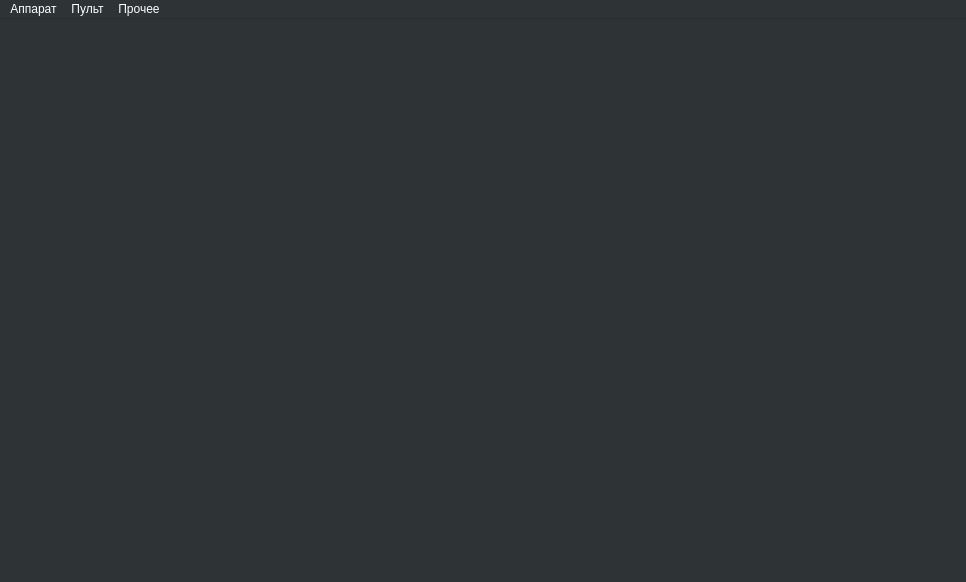
hydronautics-team/PoolsideGUI, file mainwindow.ui: the form before one commit.
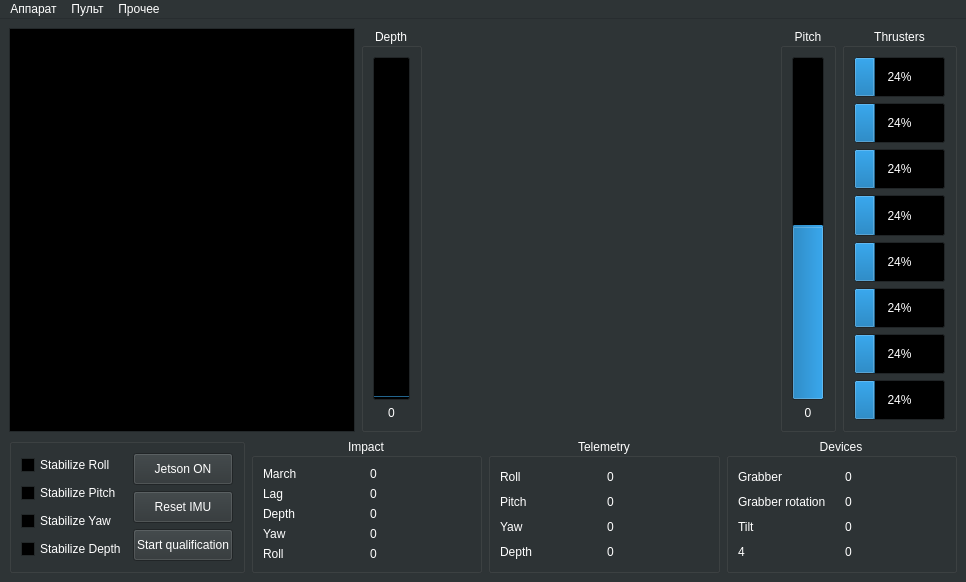
The form after the commit. The open tabs and pages were chosen to show the change. Custom widgets are drawn as their Qt base class.

What changed in the file:
```diff
--- a/mainwindow.ui
+++ b/mainwindow.ui
@@ -456,17 +456,600 @@
    <string>MainWindow</string>
   </property>
   <widget class="QWidget" name="centralwidget">
-   <layout class="QVBoxLayout" name="verticalLayout">
+   <layout class="QVBoxLayout" name="verticalLayout_9">
     <item>
-     <widget class="QStackedWidget" name="stackedWidget">
-      <property name="currentIndex">
-       <number>0</number>
-      </property>
-      <widget class="ROVModeWidget" name="pageROVMode"/>
-      <widget class="QWidget" name="pageAUVMode">
-       <layout class="QVBoxLayout" name="verticalLayout_10"/>
-      </widget>
-     </widget>
+     <layout class="QHBoxLayout" name="horizontalLayout_2">
+      <item>
+       <widget class="QGraphicsView" name="vehiclePic">
+        <property name="sizePolicy">
+         <sizepolicy hsizetype="Preferred" vsizetype="Expanding">
+          <horstretch>0</horstretch>
+          <verstretch>0</verstretch>
+         </sizepolicy>
+        </property>
+       </widget>
+      </item>
+      <item>
+       <widget class="QGroupBox" name="groupBox_3">
+        <property name="sizePolicy">
+         <sizepolicy hsizetype="Fixed" vsizetype="Preferred">
+          <horstretch>0</horstretch>
+          <verstretch>0</verstretch>
+         </sizepolicy>
+        </property>
+        <property name="title">
+         <string>Depth</string>
+        </property>
+        <property name="alignment">
+         <set>Qt::AlignCenter</set>
+        </property>
+        <layout class="QVBoxLayout" name="verticalLayout_10">
+         <item>
+          <widget class="QProgressBar" name="depthBar">
+           <property name="sizePolicy">
+            <sizepolicy hsizetype="Preferred" vsizetype="Expanding">
+             <horstretch>0</horstretch>
+             <verstretch>0</verstretch>
+            </sizepolicy>
+           </property>
+           <property name="maximum">
+            <number>10</number>
+           </property>
+           <property name="value">
+            <number>0</number>
+           </property>
+           <property name="alignment">
+            <set>Qt::AlignCenter</set>
+           </property>
+           <property name="orientation">
+            <enum>Qt::Vertical</enum>
+           </property>
+           <property name="invertedAppearance">
+            <bool>false</bool>
+           </property>
+           <property name="textDirection">
+            <enum>QProgressBar::TopToBottom</enum>
+           </property>
+           <property name="format">
+            <string>%p%</string>
+           </property>
+          </widget>
+         </item>
+         <item>
+          <widget class="QLabel" name="depthLabel">
+           <property name="text">
+            <string>0</string>
+           </property>
+           <property name="alignment">
+            <set>Qt::AlignCenter</set>
+           </property>
+          </widget>
+         </item>
+        </layout>
+       </widget>
+      </item>
+      <item>
+       <widget class="PicFrame" name="compassFrame" native="true"/>
+      </item>
+      <item>
+       <widget class="QGroupBox" name="groupBox_5">
+        <property name="sizePolicy">
+         <sizepolicy hsizetype="Fixed" vsizetype="Preferred">
+          <horstretch>0</horstretch>
+          <verstretch>0</verstretch>
+         </sizepolicy>
+        </property>
+        <property name="title">
+         <string>Pitch</string>
+        </property>
+        <property name="alignment">
+         <set>Qt::AlignCenter</set>
+        </property>
+        <layout class="QVBoxLayout" name="verticalLayout_11">
+         <item>
+          <widget class="QProgressBar" name="pitchBar">
+           <property name="sizePolicy">
+            <sizepolicy hsizetype="Preferred" vsizetype="Expanding">
+             <horstretch>0</horstretch>
+             <verstretch>0</verstretch>
+            </sizepolicy>
+           </property>
+           <property name="minimum">
+            <number>-180</number>
+           </property>
+           <property name="maximum">
+            <number>180</number>
+           </property>
+           <property name="value">
+            <number>0</number>
+           </property>
+           <property name="alignment">
+            <set>Qt::AlignCenter</set>
+           </property>
+           <property name="orientation">
+            <enum>Qt::Vertical</enum>
+           </property>
+          </widget>
+         </item>
+         <item>
+          <widget class="QLabel" name="pitchLabel">
+           <property name="text">
+            <string>0</string>
+           </property>
+           <property name="alignment">
+            <set>Qt::AlignCenter</set>
+           </property>
+          </widget>
+         </item>
+        </layout>
+       </widget>
+      </item>
+      <item>
+       <widget class="QGroupBox" name="barGroupBox">
+        <property name="sizePolicy">
+         <sizepolicy hsizetype="Fixed" vsizetype="Preferred">
+          <horstretch>0</horstretch>
+          <verstretch>0</verstretch>
+         </sizepolicy>
+        </property>
+        <property name="title">
+         <string>Thrusters</string>
+        </property>
+        <property name="alignment">
+         <set>Qt::AlignCenter</set>
+        </property>
+        <layout class="QVBoxLayout" name="verticalLayout_3">
+         <item>
+          <widget class="QProgressBar" name="thrusterBar0">
+           <property name="sizePolicy">
+            <sizepolicy hsizetype="Expanding" vsizetype="Preferred">
+             <horstretch>0</horstretch>
+             <verstretch>0</verstretch>
+            </sizepolicy>
+           </property>
+           <property name="value">
+            <number>24</number>
+           </property>
+          </widget>
+         </item>
+         <item>
+          <widget class="QProgressBar" name="thrusterBar1">
+           <property name="sizePolicy">
+            <sizepolicy hsizetype="Expanding" vsizetype="Preferred">
+             <horstretch>0</horstretch>
+             <verstretch>0</verstretch>
+            </sizepolicy>
+           </property>
+           <property name="value">
+            <number>24</number>
+           </property>
+          </widget>
+         </item>
+         <item>
+          <widget class="QProgressBar" name="thrusterBar2">
+           <property name="sizePolicy">
+            <sizepolicy hsizetype="Expanding" vsizetype="Preferred">
+             <horstretch>0</horstretch>
+             <verstretch>0</verstretch>
+            </sizepolicy>
+           </property>
+           <property name="value">
+            <number>24</number>
+           </property>
+          </widget>
+         </item>
+         <item>
+          <widget class="QProgressBar" name="thrusterBar3">
+           <property name="sizePolicy">
+            <sizepolicy hsizetype="Expanding" vsizetype="Preferred">
+             <horstretch>0</horstretch>
+             <verstretch>0</verstretch>
+            </sizepolicy>
+           </property>
+           <property name="value">
+            <number>24</number>
+           </property>
+          </widget>
+         </item>
+         <item>
+          <widget class="QProgressBar" name="thrusterBar4">
+           <property name="sizePolicy">
+            <sizepolicy hsizetype="Expanding" vsizetype="Preferred">
+             <horstretch>0</horstretch>
+             <verstretch>0</verstretch>
+            </sizepolicy>
+           </property>
+           <property name="value">
+            <number>24</number>
+           </property>
+          </widget>
+         </item>
+         <item>
+          <widget class="QProgressBar" name="thrusterBar5">
+           <property name="sizePolicy">
+            <sizepolicy hsizetype="Expanding" vsizetype="Preferred">
+             <horstretch>0</horstretch>
+             <verstretch>0</verstretch>
+            </sizepolicy>
+           </property>
+           <property name="value">
+            <number>24</number>
+           </property>
+          </widget>
+         </item>
+         <item>
+          <widget class="QProgressBar" name="thrusterBar6">
+           <property name="sizePolicy">
+            <sizepolicy hsizetype="Expanding" vsizetype="Preferred">
+             <horstretch>0</horstretch>
+             <verstretch>0</verstretch>
+            </sizepolicy>
+           </property>
+           <property name="value">
+            <number>24</number>
+           </property>
+          </widget>
+         </item>
+         <item>
+          <widget class="QProgressBar" name="thrusterBar7">
+           <property name="sizePolicy">
+            <sizepolicy hsizetype="Expanding" vsizetype="Preferred">
+             <horstretch>0</horstretch>
+             <verstretch>0</verstretch>
+            </sizepolicy>
+           </property>
+           <property name="value">
+            <number>24</number>
+           </property>
+          </widget>
+         </item>
+        </layout>
+       </widget>
+      </item>
+     </layout>
+    </item>
+    <item>
+     <layout class="QHBoxLayout" name="horizontalLayout_6">
+      <item>
+       <widget class="QGroupBox" name="groupBox_2">
+        <property name="sizePolicy">
+         <sizepolicy hsizetype="Minimum" vsizetype="Minimum">
+          <horstretch>0</horstretch>
+          <verstretch>0</verstretch>
+         </sizepolicy>
+        </property>
+        <property name="title">
+         <string/>
+        </property>
+        <layout class="QVBoxLayout" name="verticalLayout">
+         <item>
+          <layout class="QHBoxLayout" name="horizontalLayout">
+           <item>
+            <layout class="QVBoxLayout" name="verticalLayout_20">
+             <item>
+              <widget class="QCheckBox" name="checkBoxStabilizeRoll">
+               <property name="text">
+                <string>Stabilize Roll</string>
+               </property>
+              </widget>
+             </item>
+             <item>
+              <widget class="QCheckBox" name="checkBoxStabilizePitch">
+               <property name="text">
+                <string>Stabilize Pitch</string>
+               </property>
+              </widget>
+             </item>
+             <item>
+              <widget class="QCheckBox" name="checkBoxStabilizeYaw">
+               <property name="text">
+                <string>Stabilize Yaw</string>
+               </property>
+              </widget>
+             </item>
+             <item>
+              <widget class="QCheckBox" name="checkBoxStabilizeDepth">
+               <property name="text">
+                <string>Stabilize Depth</string>
+               </property>
+              </widget>
+             </item>
+            </layout>
+           </item>
+           <item>
+            <layout class="QVBoxLayout" name="verticalLayout_21">
+             <item>
+              <widget class="QPushButton" name="pushButtonJetsonOnOff">
+               <property name="sizePolicy">
+                <sizepolicy hsizetype="Minimum" vsizetype="Minimum">
+                 <horstretch>0</horstretch>
+                 <verstretch>0</verstretch>
+                </sizepolicy>
+               </property>
+               <property name="text">
+                <string>Jetson ON</string>
+               </property>
+               <property name="checkable">
+                <bool>true</bool>
+               </property>
+              </widget>
+             </item>
+             <item>
+              <widget class="QPushButton" name="pushButtonResetIMU">
+               <property name="sizePolicy">
+                <sizepolicy hsizetype="Minimum" vsizetype="Minimum">
+                 <horstretch>0</horstretch>
+                 <verstretch>0</verstretch>
+                </sizepolicy>
+               </property>
+               <property name="text">
+                <string>Reset IMU</string>
+               </property>
+              </widget>
+             </item>
+             <item>
+              <widget class="QPushButton" name="pushButtonStartQualification">
+               <property name="sizePolicy">
+                <sizepolicy hsizetype="Minimum" vsizetype="Minimum">
+                 <horstretch>0</horstretch>
+                 <verstretch>0</verstretch>
+                </sizepolicy>
+               </property>
+               <property name="text">
+                <string>Start qualification</string>
+               </property>
+              </widget>
+             </item>
+            </layout>
+           </item>
+          </layout>
+         </item>
+        </layout>
+       </widget>
+      </item>
+      <item>
+       <widget class="QGroupBox" name="groupBox_9">
+        <property name="title">
+         <string>Impact</string>
+        </property>
+        <property name="alignment">
+         <set>Qt::AlignCenter</set>
+        </property>
+        <layout class="QHBoxLayout" name="horizontalLayout_9">
+         <item>
+          <layout class="QVBoxLayout" name="verticalLayout_7">
+           <item>
+            <widget class="QLabel" name="label_march_static">
+             <property name="text">
+              <string>March</string>
+             </property>
+            </widget>
+           </item>
+           <item>
+            <widget class="QLabel" name="label_lag_static">
+             <property name="text">
+              <string>Lag</string>
+             </property>
+            </widget>
+           </item>
+           <item>
+            <widget class="QLabel" name="label_depth_static">
+             <property name="text">
+              <string>Depth</string>
+             </property>
+            </widget>
+           </item>
+           <item>
+            <widget class="QLabel" name="label_yaw_static">
+             <property name="text">
+              <string>Yaw</string>
+             </property>
+            </widget>
+           </item>
+           <item>
+            <widget class="QLabel" name="label_roll_static">
+             <property name="text">
+              <string>Roll</string>
+             </property>
+            </widget>
+           </item>
+          </layout>
+         </item>
+         <item>
+          <layout class="QVBoxLayout" name="verticalLayout_8">
+           <item>
+            <widget class="QLabel" name="label_march">
+             <property name="text">
+              <string>0</string>
+             </property>
+            </widget>
+           </item>
+           <item>
+            <widget class="QLabel" name="label_lag">
+             <property name="text">
+              <string>0</string>
+             </property>
+            </widget>
+           </item>
+           <item>
+            <widget class="QLabel" name="label_depth">
+             <property name="text">
+              <string>0</string>
+             </property>
+            </widget>
+           </item>
+           <item>
+            <widget class="QLabel" name="label_yaw">
+             <property name="text">
+              <string>0</string>
+             </property>
+            </widget>
+           </item>
+           <item>
+            <widget class="QLabel" name="label_roll">
+             <property name="text">
+              <string>0</string>
+             </property>
+            </widget>
+           </item>
+          </layout>
+         </item>
+        </layout>
+       </widget>
+      </item>
+      <item>
+       <widget class="QGroupBox" name="groupBox_6">
+        <property name="title">
+         <string>Telemetry</string>
+        </property>
+        <property name="alignment">
+         <set>Qt::AlignCenter</set>
+        </property>
+        <layout class="QHBoxLayout" name="horizontalLayout_8">
+         <item>
+          <layout class="QVBoxLayout" name="verticalLayout_5">
+           <item>
+            <widget class="QLabel" name="label_9">
+             <property name="text">
+              <string>Roll</string>
+             </property>
+            </widget>
+           </item>
+           <item>
+            <widget class="QLabel" name="label_10">
+             <property name="text">
+              <string>Pitch</string>
+             </property>
+            </widget>
+           </item>
+           <item>
+            <widget class="QLabel" name="label_11">
+             <property name="text">
+              <string>Yaw</string>
+             </property>
+            </widget>
+           </item>
+           <item>
+            <widget class="QLabel" name="label_12">
+             <property name="text">
+              <string>Depth</string>
+             </property>
+            </widget>
+           </item>
+          </layout>
+         </item>
+         <item>
+          <layout class="QVBoxLayout" name="verticalLayout_6">
+           <item>
+            <widget class="QLabel" name="sensorsRollLabel">
+             <property name="text">
+              <string>0</string>
+             </property>
+            </widget>
+           </item>
+           <item>
+            <widget class="QLabel" name="sensorsPitchLabel">
+             <property name="text">
+              <string>0</string>
+             </property>
+            </widget>
+           </item>
+           <item>
+            <widget class="QLabel" name="sensorsYawLabel">
+             <property name="text">
+              <string>0</string>
+             </property>
+            </widget>
+           </item>
+           <item>
+            <widget class="QLabel" name="sensorsDepthLabel">
+             <property name="text">
+              <string>0</string>
+             </property>
+            </widget>
+           </item>
+          </layout>
+         </item>
+        </layout>
+       </widget>
+      </item>
+      <item>
+       <widget class="QGroupBox" name="groupBox_7">
+        <property name="title">
+         <string>Devices</string>
+        </property>
+        <property name="alignment">
+         <set>Qt::AlignCenter</set>
+        </property>
+        <layout class="QHBoxLayout" name="horizontalLayout_7">
+         <item>
+          <layout class="QVBoxLayout" name="verticalLayout_2">
+           <item>
+            <widget class="QLabel" name="label">
+             <property name="text">
+              <string>Grabber</string>
+             </property>
+            </widget>
+           </item>
+           <item>
+            <widget class="QLabel" name="label_2">
+             <property name="text">
+              <string>Grabber rotation</string>
+             </property>
+            </widget>
+           </item>
+           <item>
+            <widget class="QLabel" name="label_3">
+             <property name="text">
+              <string>Tilt</string>
+             </property>
+            </widget>
+           </item>
+           <item>
+            <widget class="QLabel" name="label_4">
+             <property name="text">
+              <string>4</string>
+             </property>
+            </widget>
+           </item>
+          </layout>
+         </item>
+         <item>
+          <layout class="QVBoxLayout" name="verticalLayout_4">
+           <item>
+            <widget class="QLabel" name="label_grabber">
+             <property name="text">
+              <string>0</string>
+             </property>
+            </widget>
+           </item>
+           <item>
+            <widget class="QLabel" name="label_grabber_rotation">
+             <property name="text">
+              <string>0</string>
+             </property>
+            </widget>
+           </item>
+           <item>
+            <widget class="QLabel" name="label_tilt">
+             <property name="text">
+              <string>0</string>
+             </property>
+            </widget>
+           </item>
+           <item>
+            <widget class="QLabel" name="label_8">
+             <property name="text">
+              <string>0</string>
+             </property>
+            </widget>
+           </item>
+          </layout>
+         </item>
+        </layout>
+       </widget>
+      </item>
+     </layout>
     </item>
    </layout>
   </widget>
@@ -567,25 +1150,6 @@
     <string>Автономный</string>
    </property>
   </action>
-  <action name="action_enable_ROV">
-   <property name="checkable">
-    <bool>false</bool>
-   </property>
-   <property name="checked">
-    <bool>false</bool>
-   </property>
-   <property name="text">
-    <string>Телеуправляемый</string>
-   </property>
-  </action>
-  <action name="action_enable_AUV">
-   <property name="checkable">
-    <bool>false</bool>
-   </property>
-   <property name="text">
-    <string>Автономный</string>
-   </property>
-  </action>
   <action name="action_config_controls">
    <property name="text">
     <string>Управление</string>
@@ -652,10 +1216,9 @@
  </widget>
  <customwidgets>
   <customwidget>
-   <class>ROVModeWidget</class>
+   <class>PicFrame</class>
    <extends>QWidget</extends>
-   <header>rovmodewidget.h</header>
-   <container>1</container>
+   <header>picframe.h</header>
   </customwidget>
  </customwidgets>
  <resources/>
```
